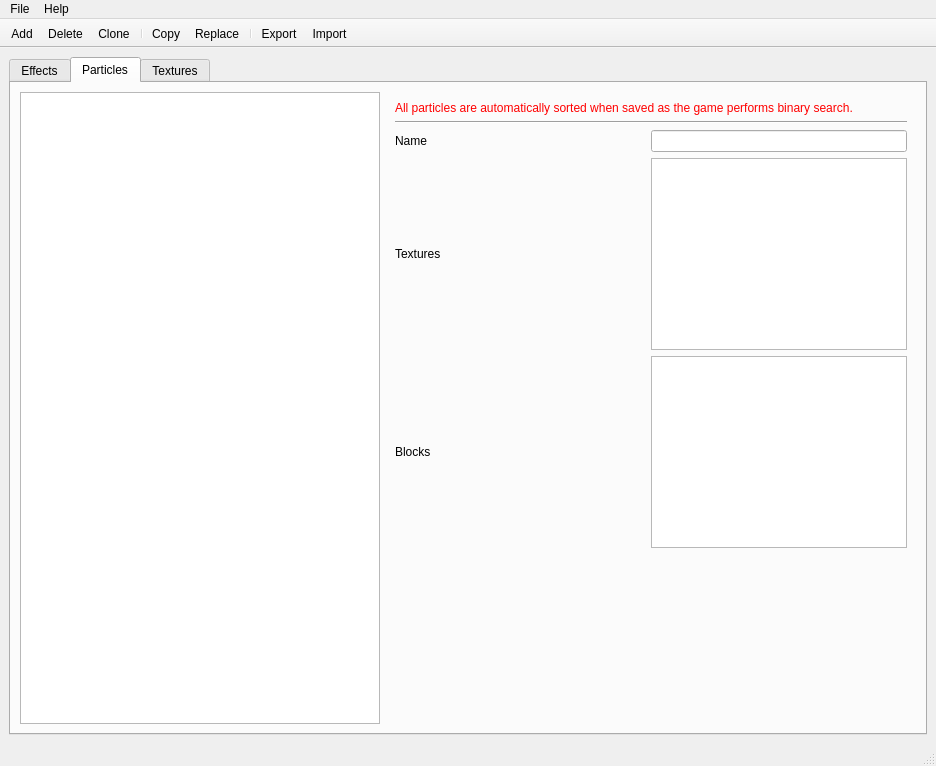
Before: the Qt Designer form ui/main.ui in SunakazeKun/pygapa, drawn with Qt 5.
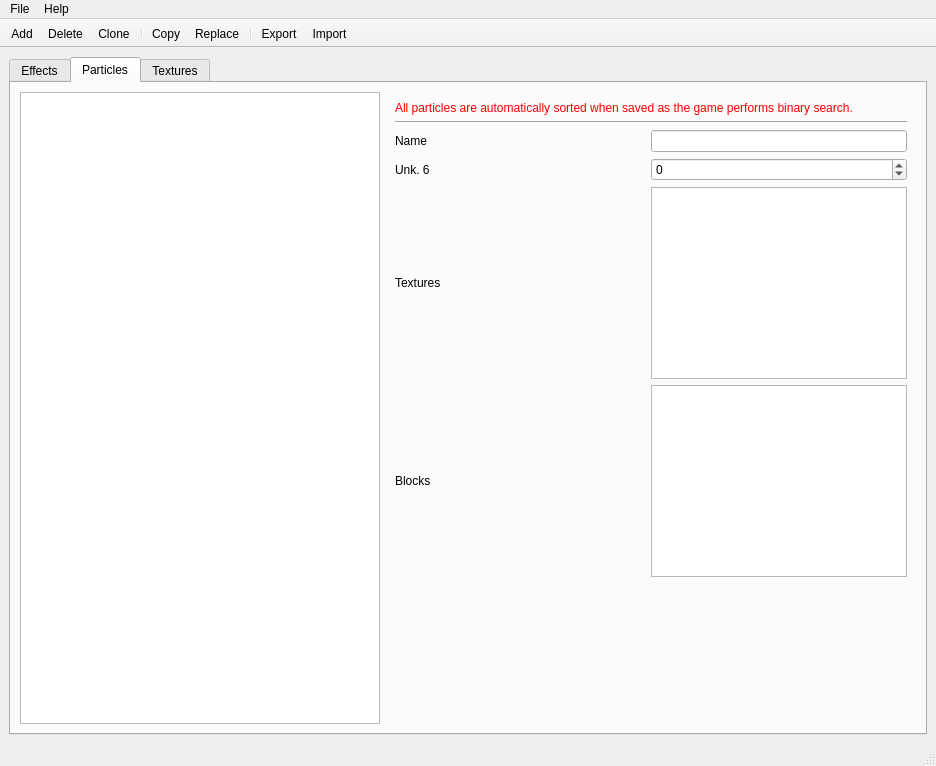
After: the same form once the commit is applied. The open tabs and pages were chosen to show the change. Icons and pictures are not drawn.

Commit message: particle unk4 figured out

```diff
--- a/ui/main.ui
+++ b/ui/main.ui
@@ -7,7 +7,7 @@
     <x>0</x>
     <y>0</y>
     <width>918</width>
-    <height>723</height>
+    <height>741</height>
    </rect>
   </property>
   <property name="windowTitle">
@@ -764,31 +764,38 @@
           </property>
           <layout class="QGridLayout" name="gridLayout_7">
            <item row="0" column="0">
-            <layout class="QGridLayout" name="gridLayout_5" rowstretch="0,0,0,0,0,0" columnstretch="2,0">
+            <layout class="QGridLayout" name="gridLayout_5" rowstretch="0,0,0,0,0,0,0" columnstretch="2,0">
              <property name="horizontalSpacing">
               <number>24</number>
              </property>
              <property name="verticalSpacing">
               <number>6</number>
              </property>
-             <item row="2" column="0">
-              <widget class="QLabel" name="labelParticleName">
-               <property name="locale">
-                <locale language="English" country="UnitedStates"/>
-               </property>
+             <item row="3" column="0">
+              <widget class="QLabel" name="labelParticleUnk6">
                <property name="text">
-                <string>Name</string>
+                <string>Unk. 6</string>
                </property>
               </widget>
              </item>
              <item row="3" column="1">
+              <widget class="QSpinBox" name="spnParticleUnk6">
+               <property name="minimum">
+                <number>-32768</number>
+               </property>
+               <property name="maximum">
+                <number>32767</number>
+               </property>
+              </widget>
+             </item>
+             <item row="4" column="1">
               <widget class="QPlainTextEdit" name="textParticleTextures">
                <property name="locale">
                 <locale language="English" country="UnitedStates"/>
                </property>
               </widget>
              </item>
-             <item row="3" column="0">
+             <item row="4" column="0">
               <widget class="QLabel" name="labelParticleTextures">
                <property name="locale">
                 <locale language="English" country="UnitedStates"/>
@@ -798,14 +805,17 @@
                </property>
               </widget>
              </item>
-             <item row="2" column="1">
-              <widget class="QLineEdit" name="textParticleName">
+             <item row="2" column="0">
+              <widget class="QLabel" name="labelParticleName">
                <property name="locale">
                 <locale language="English" country="UnitedStates"/>
                </property>
+               <property name="text">
+                <string>Name</string>
+               </property>
               </widget>
              </item>
-             <item row="4" column="0">
+             <item row="5" column="0">
               <widget class="QLabel" name="labelParticleBlocks">
                <property name="locale">
                 <locale language="English" country="UnitedStates"/>
@@ -815,25 +825,14 @@
                </property>
               </widget>
              </item>
-             <item row="4" column="1">
-              <widget class="QTreeWidget" name="treeParticleBlocks">
+             <item row="2" column="1">
+              <widget class="QLineEdit" name="textParticleName">
                <property name="locale">
                 <locale language="English" country="UnitedStates"/>
                </property>
-               <property name="rootIsDecorated">
-                <bool>true</bool>
-               </property>
-               <attribute name="headerVisible">
-                <bool>false</bool>
-               </attribute>
-               <column>
-                <property name="text">
-                 <string notr="true">1</string>
-                </property>
-               </column>
               </widget>
              </item>
-             <item row="5" column="0">
+             <item row="6" column="0">
               <spacer name="verticalSpacer_2">
                <property name="locale">
                 <locale language="English" country="UnitedStates"/>
@@ -906,6 +905,24 @@
                </property>
               </widget>
              </item>
+             <item row="5" column="1">
+              <widget class="QTreeWidget" name="treeParticleBlocks">
+               <property name="locale">
+                <locale language="English" country="UnitedStates"/>
+               </property>
+               <property name="rootIsDecorated">
+                <bool>true</bool>
+               </property>
+               <attribute name="headerVisible">
+                <bool>false</bool>
+               </attribute>
+               <column>
+                <property name="text">
+                 <string notr="true">1</string>
+                </property>
+               </column>
+              </widget>
+             </item>
             </layout>
            </item>
           </layout>
```
The commit also changes 2 other files.
